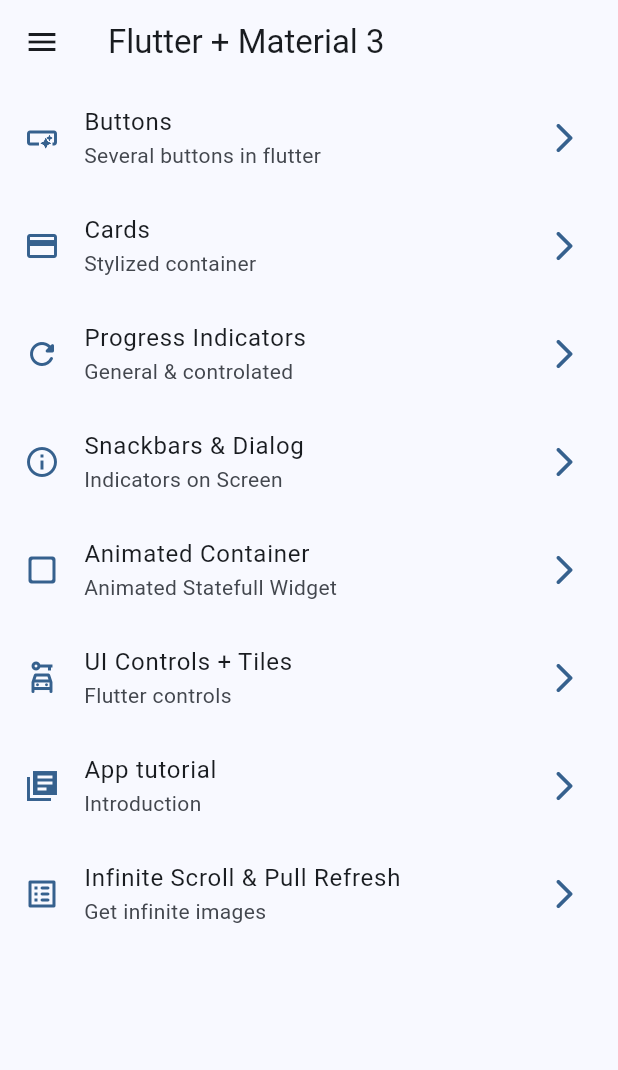
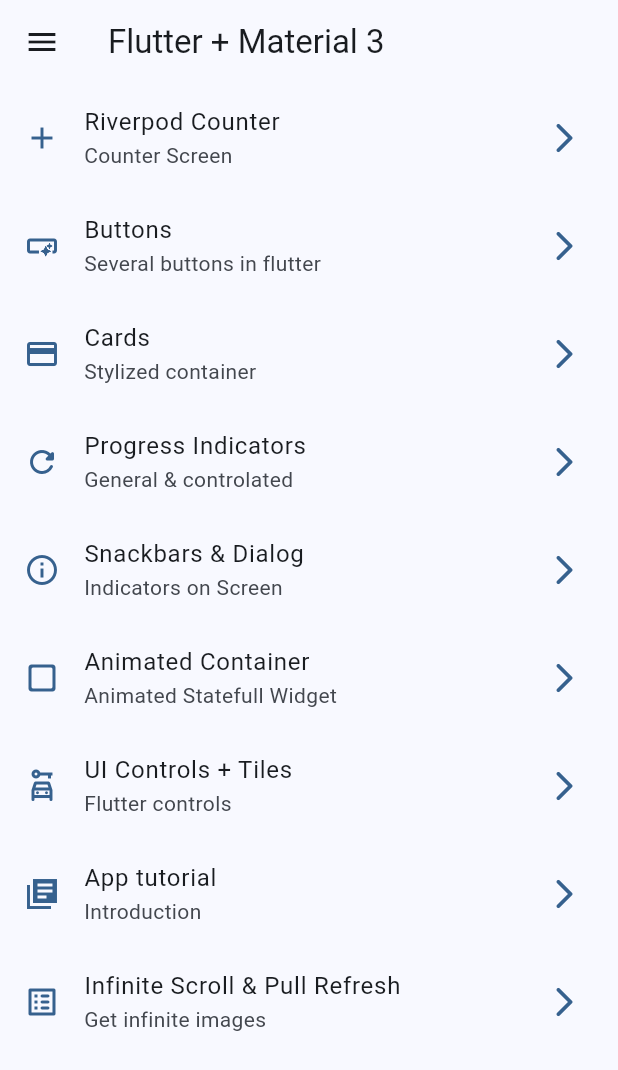
Before and after one commit to AlexMartin998/basic-flutter-widgets-review, a Flutter app: the screen it shows after launch, on a phone screen of 412 x 824 dp. Shown: the top 1070 px of the screen. Run offline on Flutter 3.47's test engine with Material 2 defaults, Android fonts, the phone set to English and light mode, and no system bars; our stand-ins replace animate_do, flutter_riverpod, go_router.

Commit message:
[ADD]: Riverpod Introductino (theme & counter provider)

```diff
--- a/lib/config/menu/menu_items.dart
+++ b/lib/config/menu/menu_items.dart
@@ -15,6 +15,13 @@ class MenuItem {
 
 
 const appMenuItems = <MenuItem>[
+  MenuItem(
+    title: 'Riverpod Counter',
+    subtitle: 'Counter Screen',
+    link: '/counter',
+    icon: Icons.add
+  ),
+
   MenuItem(
     title: 'Buttons',
     subtitle: 'Several buttons in flutter',
--- a/lib/config/router/app_router.dart
+++ b/lib/config/router/app_router.dart
@@ -60,5 +60,11 @@ final appRouter = GoRouter(
       name: InfiniteScrollScreen.name,
       builder: (context, state) => const InfiniteScrollScreen(),
     ),
+
+    GoRoute(
+      path: '/counter',
+      name: CounterScreen.name,
+      builder: (context, state) => const CounterScreen(),
+    ),
   ],
 );
--- a/lib/main.dart
+++ b/lib/main.dart
@@ -1,10 +1,17 @@
 import 'package:flutter/material.dart';
+import 'package:flutter_riverpod/flutter_riverpod.dart';
 import 'package:widget_app/config/router/app_router.dart';
 import 'package:widget_app/config/theme/app_theme.dart';
 
 void main() {
-  runApp(const MainApp());
+  runApp(
+    // riverpod sabra donde buscar c/provider q generemos
+    const ProviderScope( // provider de Riverpod
+      child: MainApp(),
+    )
+  );
 }
+
 
 class MainApp extends StatelessWidget {
   const MainApp({super.key});
@@ -15,6 +22,8 @@ class MainApp extends StatelessWidget {
     // // routing with   `go_router`:   .router()
     return MaterialApp.router(
       routerConfig: appRouter, // nuestro router
+
+      darkTheme: ThemeData(),
 
       title: 'Flutter Widgets',
       debugShowCheckedModeBanner: false,
--- /dev/null
+++ b/lib/presentation/providers/counter_provider.dart
@@ -0,0 +1,4 @@
+import 'package:flutter_riverpod/flutter_riverpod.dart';
+
+// state
+final counterProvider = StateProvider<int>((ref) => 5);
--- /dev/null
+++ b/lib/presentation/providers/theme_provider.dart
@@ -0,0 +1,3 @@
+import 'package:flutter_riverpod/flutter_riverpod.dart';
+
+final isDarkmodePovider = StateProvider<bool>((ref) => false);
--- a/lib/presentation/screens/screens.dart
+++ b/lib/presentation/screens/screens.dart
@@ -4,6 +4,7 @@ export 'package:widget_app/presentation/screens/animated/animated_screen.dart';
 export 'package:widget_app/presentation/screens/app_tutorial/app_tutorial_screen.dart';
 export 'package:widget_app/presentation/screens/buttons/buttons_screen.dart';
 export 'package:widget_app/presentation/screens/cards/cards_screen.dart';
+export 'package:widget_app/presentation/screens/counter/counter_screen.dart';
 export 'package:widget_app/presentation/screens/home/home_screen.dart';
 export 'package:widget_app/presentation/screens/infinite_scroll/infinite_scroll_screen.dart';
 export 'package:widget_app/presentation/screens/progress/progress_screen.dart';
--- a/pubspec.yaml
+++ b/pubspec.yaml
@@ -10,12 +10,13 @@ dependencies:
   animate_do: ^3.1.2
   flutter:
     sdk: flutter
+  flutter_riverpod: ^2.4.4
   go_router: ^11.1.4
 
 dev_dependencies:
+  flutter_lints: ^2.0.0
   flutter_test:
     sdk: flutter
-  flutter_lints: ^2.0.0
 
 flutter:
   uses-material-design: true
```
Also changed, not shown: lib/presentation/screens/counter/counter_screen.dart (added, +53 -0 lines), pubspec.lock.
